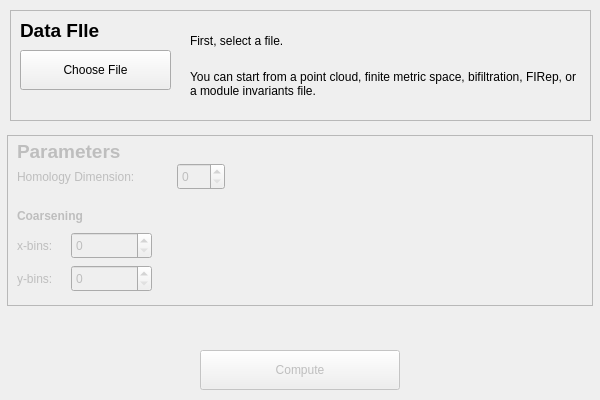
Before: the Qt Designer form dataselectdialog.ui in rivetTDA/rivet, drawn with Qt 5.
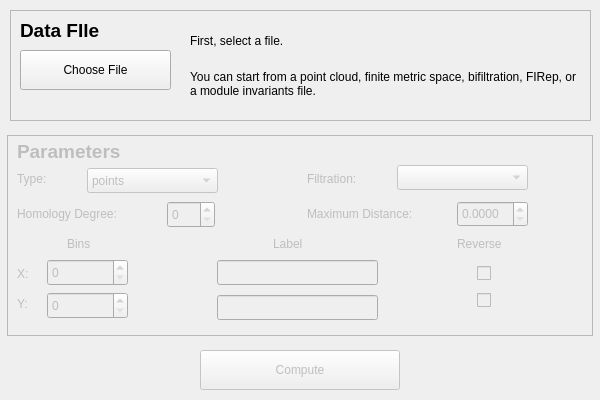
After: the same form once the commit is applied.

Commit message:
Add other parameter options in dataselectdialog
Max distance, xlabel, ylabel, and other parameters can be supplied in the dataselectdialog.
First they are read in from the file and set.
User may override the options.
InputManager is used to read in the input file.
Other files have been modified appropriately.

```diff
--- a/dataselectdialog.ui
+++ b/dataselectdialog.ui
@@ -62,7 +62,7 @@
      <x>7</x>
      <y>135</y>
      <width>586</width>
-     <height>171</height>
+     <height>201</height>
     </rect>
    </property>
    <property name="frameShape">
@@ -75,33 +75,33 @@
     <property name="geometry">
      <rect>
       <x>10</x>
-      <y>102</y>
-      <width>44</width>
+      <y>130</y>
+      <width>21</width>
       <height>17</height>
      </rect>
     </property>
     <property name="text">
-     <string>x-bins:</string>
+     <string>X:</string>
     </property>
    </widget>
    <widget class="QLabel" name="ybinLabel">
     <property name="geometry">
      <rect>
       <x>10</x>
-      <y>135</y>
-      <width>44</width>
+      <y>160</y>
+      <width>21</width>
       <height>17</height>
      </rect>
     </property>
     <property name="text">
-     <string>y-bins:</string>
+     <string>Y:</string>
     </property>
    </widget>
    <widget class="QSpinBox" name="xbinSpinBox">
     <property name="geometry">
      <rect>
-      <x>64</x>
-      <y>97</y>
+      <x>40</x>
+      <y>124</y>
       <width>81</width>
       <height>27</height>
      </rect>
@@ -122,8 +122,8 @@
    <widget class="QSpinBox" name="ybinSpinBox">
     <property name="geometry">
      <rect>
-      <x>64</x>
-      <y>130</y>
+      <x>40</x>
+      <y>157</y>
       <width>81</width>
       <height>27</height>
      </rect>
@@ -142,20 +142,20 @@
     <property name="geometry">
      <rect>
       <x>10</x>
-      <y>33</y>
+      <y>70</y>
       <width>150</width>
       <height>17</height>
      </rect>
     </property>
     <property name="text">
-     <string>Homology Dimension:</string>
+     <string>Homology Degree:</string>
     </property>
    </widget>
    <widget class="QSpinBox" name="homDimSpinBox">
     <property name="geometry">
      <rect>
-      <x>170</x>
-      <y>28</y>
+      <x>160</x>
+      <y>66</y>
       <width>48</width>
       <height>27</height>
      </rect>
@@ -187,20 +187,195 @@
    <widget class="QLabel" name="coarseningLabel">
     <property name="geometry">
      <rect>
-      <x>10</x>
+      <x>60</x>
+      <y>100</y>
+      <width>44</width>
+      <height>17</height>
+     </rect>
+    </property>
+    <property name="text">
+     <string>Bins</string>
+    </property>
+   </widget>
+   <widget class="QLabel" name="axesLabel">
+    <property name="geometry">
+     <rect>
+      <x>266</x>
+      <y>100</y>
+      <width>44</width>
+      <height>17</height>
+     </rect>
+    </property>
+    <property name="text">
+     <string>Label</string>
+    </property>
+   </widget>
+   <widget class="QLabel" name="revLabel">
+    <property name="geometry">
+     <rect>
+      <x>450</x>
+      <y>100</y>
+      <width>61</width>
+      <height>17</height>
+     </rect>
+    </property>
+    <property name="text">
+     <string>Reverse</string>
+    </property>
+   </widget>
+   <widget class="QCheckBox" name="xRevCheckBox">
+    <property name="geometry">
+     <rect>
+      <x>470</x>
+      <y>127</y>
+      <width>31</width>
+      <height>23</height>
+     </rect>
+    </property>
+    <property name="text">
+     <string/>
+    </property>
+   </widget>
+   <widget class="QCheckBox" name="yRevCheckBox">
+    <property name="geometry">
+     <rect>
+      <x>470</x>
+      <y>154</y>
+      <width>31</width>
+      <height>23</height>
+     </rect>
+    </property>
+    <property name="text">
+     <string/>
+    </property>
+   </widget>
+   <widget class="QLineEdit" name="xAxisLabel">
+    <property name="geometry">
+     <rect>
+      <x>210</x>
+      <y>125</y>
+      <width>161</width>
+      <height>25</height>
+     </rect>
+    </property>
+   </widget>
+   <widget class="QLineEdit" name="yAxisLabel">
+    <property name="geometry">
+     <rect>
+      <x>210</x>
+      <y>160</y>
+      <width>161</width>
+      <height>25</height>
+     </rect>
+    </property>
+   </widget>
+   <widget class="QLabel" name="maxDistLabel">
+    <property name="geometry">
+     <rect>
+      <x>300</x>
       <y>70</y>
+      <width>150</width>
+      <height>17</height>
+     </rect>
+    </property>
+    <property name="text">
+     <string>Maximum Distance:</string>
+    </property>
+   </widget>
+   <widget class="QLabel" name="typeLabel">
+    <property name="geometry">
+     <rect>
+      <x>10</x>
+      <y>35</y>
+      <width>51</width>
+      <height>17</height>
+     </rect>
+    </property>
+    <property name="text">
+     <string>Type:</string>
+    </property>
+   </widget>
+   <widget class="QDoubleSpinBox" name="maxDistSpinBox">
+    <property name="geometry">
+     <rect>
+      <x>450</x>
+      <y>66</y>
+      <width>71</width>
+      <height>26</height>
+     </rect>
+    </property>
+    <property name="decimals">
+     <number>4</number>
+    </property>
+    <property name="minimum">
+     <double>0.000000000000000</double>
+    </property>
+    <property name="maximum">
+     <double>1000000.000000000000000</double>
+    </property>
+   </widget>
+   <widget class="QComboBox" name="dataTypeComboBox">
+    <property name="geometry">
+     <rect>
+      <x>80</x>
+      <y>33</y>
+      <width>131</width>
+      <height>25</height>
+     </rect>
+    </property>
+    <property name="maxVisibleItems">
+     <number>5</number>
+    </property>
+    <item>
+     <property name="text">
+      <string>points</string>
+     </property>
+    </item>
+    <item>
+     <property name="text">
+      <string>metric</string>
+     </property>
+    </item>
+    <item>
+     <property name="text">
+      <string>bifiltration</string>
+     </property>
+    </item>
+    <item>
+     <property name="text">
+      <string>firep</string>
+     </property>
+    </item>
+    <item>
+     <property name="text">
+      <string>RIVET_msgpack</string>
+     </property>
+    </item>
+   </widget>
+   <widget class="QLabel" name="filterLabel">
+    <property name="geometry">
+     <rect>
+      <x>300</x>
+      <y>35</y>
       <width>91</width>
-      <height>21</height>
+      <height>17</height>
      </rect>
     </property>
-    <property name="font">
-     <font>
-      <weight>75</weight>
-      <bold>true</bold>
-     </font>
-    </property>
     <property name="text">
-     <string>Coarsening</string>
+     <string>Filtration:</string>
+    </property>
+   </widget>
+   <widget class="QComboBox" name="filterComboBox">
+    <property name="enabled">
+     <bool>false</bool>
+    </property>
+    <property name="geometry">
+     <rect>
+      <x>390</x>
+      <y>30</y>
+      <width>131</width>
+      <height>25</height>
+     </rect>
     </property>
    </widget>
   </widget>
```
Left out of the diff: 6 changed lines with no effect on the pictures. The commit also changes 4 other files.
